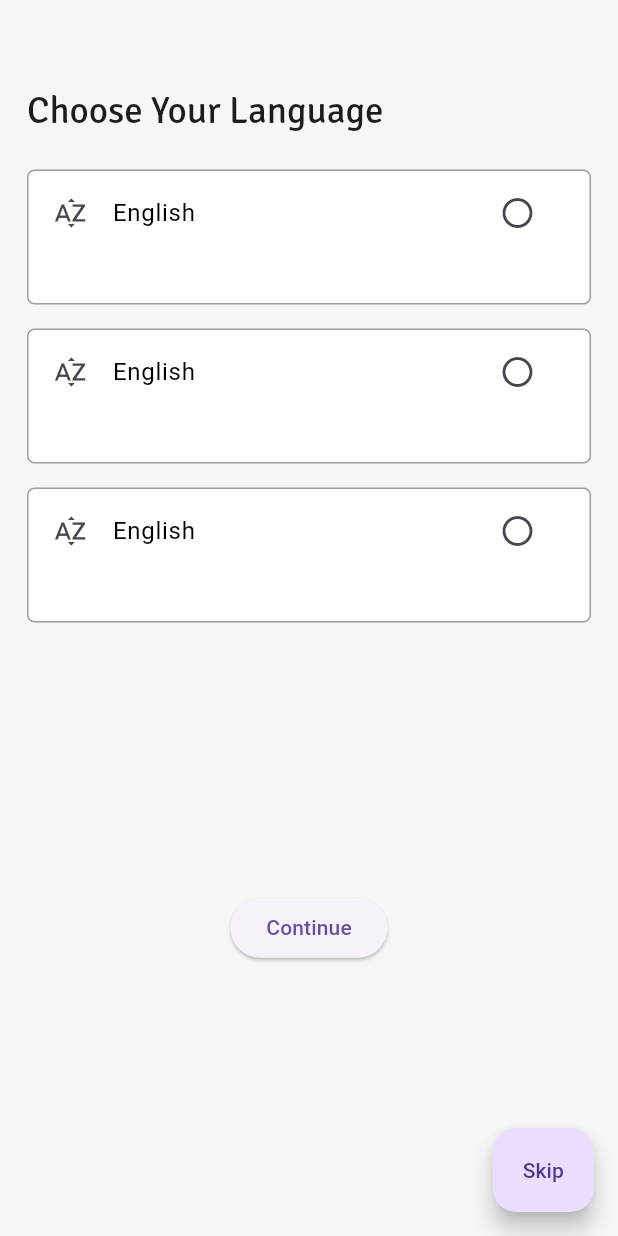
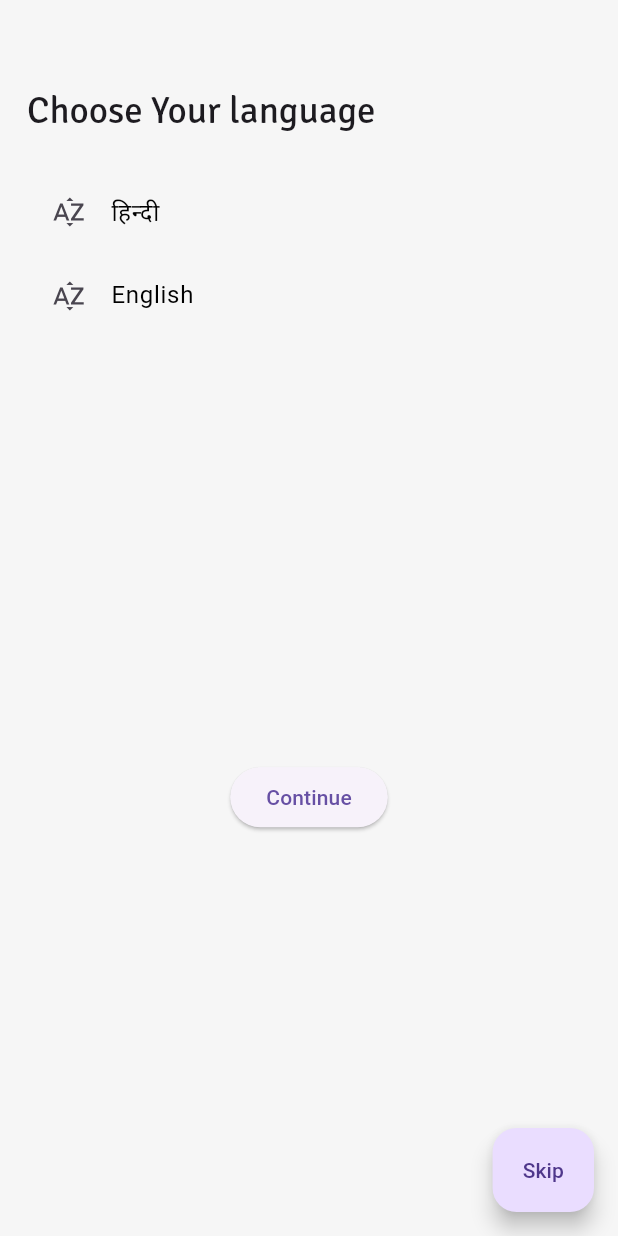
Before and after one commit to EazyPizy/eazypizy_Eazyman, a Flutter app: the screen it shows after launch, on a phone screen of 412 x 824 dp. Run offline on Flutter 3.47's test engine with Material 2 defaults, Android fonts, the light colour scheme and no system bars; our stand-ins replace cached_network_image, carousel_slider, cloud_firestore, firebase_auth, firebase_core, flutter_rating_bar and 9 more; accounts and stored records are empty.

Commit message:
scnd Push

```diff
--- a/lib/Modules/ChooseLanguage/Components/language_selection_tile.dart
+++ b/lib/Modules/ChooseLanguage/Components/language_selection_tile.dart
@@ -1,8 +1,9 @@
 import 'package:flutter/material.dart';
 
 class LanguageSelectionTile extends StatefulWidget {
-  const LanguageSelectionTile({super.key});
+  LanguageSelectionTile({required this.lang, super.key});
 
+  String lang;
 
   @override
   State<LanguageSelectionTile> createState() => _LanguageSelectionTileState();
@@ -14,11 +15,19 @@ class _LanguageSelectionTileState extends State<LanguageSelectionTile> {
   @override
   Widget build(BuildContext context) {
     return Container(
+      decoration: BoxDecoration(
+          color: Colors.white,
+          border: Border.all(color: isSelected ? Colors.blue : Colors.grey),
+          borderRadius: BorderRadius.circular(5)
+          //shape: BoxShape.circle,
+          ),
+      height: 90,
+      width: double.infinity,
       child: ListTile(
         leading: const Icon(Icons.sort_by_alpha),
-        title: const Text(
-          "English",
-          style: TextStyle(color: Colors.black),
+        title: Text(
+          widget.lang,
+          style: const TextStyle(color: Colors.black),
         ),
         trailing: IconButton(
           icon: const Icon(Icons.radio_button_unchecked),
@@ -35,14 +44,6 @@ class _LanguageSelectionTileState extends State<LanguageSelectionTile> {
           },
         ),
       ),
-      decoration: BoxDecoration(
-          color: Colors.white,
-          border: Border.all(color: isSelected ? Colors.blue : Colors.grey),
-          borderRadius: BorderRadius.circular(5)
-          //shape: BoxShape.circle,
-          ),
-      height: 90,
-      width: double.infinity,
     );
   }
 }
--- a/lib/Modules/ChooseLanguage/view_ChooseLanguage.dart
+++ b/lib/Modules/ChooseLanguage/view_ChooseLanguage.dart
@@ -30,17 +30,33 @@ class _ChooseLanguageScreenState extends State<ChooseLanguageScreen> {
             children: [
               const SizedBox(height: 40),
               Text(
-                "Choose Your Language",
+                "msg".tr,
                 textScaleFactor: 1.2,
                 style: Get.textTheme.titleLarge,
                 textDirection: TextDirection.ltr,
               ),
               const SizedBox(height: 24),
-              const LanguageSelectionTile(),
+              ListTile(
+                onTap: () {
+                  Get.updateLocale(const Locale('hi',' '));
+                },
+                leading: const Icon(Icons.sort_by_alpha),
+                title: Text(
+                  'language1'.tr,
+                  style: const TextStyle(color: Colors.black),
+                ),
+              ),
+              ListTile(
+                onTap: () {
+                  Get.updateLocale(const Locale('en', 'US'));
+                },
+                leading: const Icon(Icons.sort_by_alpha),
+                title: Text(
+                  'language2'.tr,
+                  style: TextStyle(color: Colors.black),
+                ),
+              ),
               const SizedBox(height: 16),
-              const LanguageSelectionTile(),
-              const SizedBox(height: 16),
-              const LanguageSelectionTile(),
               const SizedBox(height: 16),
               Expanded(
                 child: Center(
@@ -49,7 +65,7 @@ class _ChooseLanguageScreenState extends State<ChooseLanguageScreen> {
                       Navigator.of(context).push(MaterialPageRoute(
                           builder: (context) => const OnBoardingScreens()));
                     },
-                    child: const Text("Continue"),
+                    child:  Text("Continue".tr),
                   ),
                 ),
               ),
--- a/lib/Modules/SignUp_OR_SignIn/View_EnterMobileNumber.dart
+++ b/lib/Modules/SignUp_OR_SignIn/View_EnterMobileNumber.dart
@@ -39,7 +39,7 @@ class _InputMobileNumberScreenState extends State<InputMobileNumberScreen> {
                 ),
               ),
               Text(
-                "Enter Your Mobile Number",
+                "Enter Your Mobile Number".tr,
                 style: Get.textTheme.titleLarge,
                 textScaleFactor: 1.5,
               ),
--- a/lib/Modules/onBoarding_Screen/View_OnBoarding_Screens.dart
+++ b/lib/Modules/onBoarding_Screen/View_OnBoarding_Screens.dart
@@ -1,4 +1,5 @@
 import 'package:flutter/material.dart';
+import 'package:get/get.dart';
 import 'package:smooth_page_indicator/smooth_page_indicator.dart';
 
 import '../SignUp_OR_SignIn/View_EnterMobileNumber.dart';
@@ -80,14 +81,14 @@ class _OnBoardingScreensState extends State<OnBoardingScreens> {
                   Navigator.of(context).push(MaterialPageRoute(
                       builder: (context) => const InputMobileNumberScreen()));
                 },
-                child: const Text("Get Started"),
+                child:  Text("Get Started".tr),
               ) : ElevatedButton(
                 onPressed: () {
                   controller.nextPage(
                       duration: const Duration(milliseconds: 500),
                       curve: Curves.easeIn);
                 },
-                child: const Text("Next"),
+                child:  Text("Next".tr),
               ),
             ),
           ),
--- /dev/null
+++ b/lib/core/language.dart
@@ -0,0 +1,34 @@
+import 'package:cloud_firestore/cloud_firestore.dart';
+import 'package:get/get.dart';
+
+class Language extends Translations {
+  @override
+  // TODO: implement keys
+  Map<String, Map<String, String>> get keys => {
+        'en_US': {
+          'msg': 'Choose Your language',
+          'language1': 'हिन्दी',
+          'language2': 'English',
+          'Continue':'Continue',
+          'Next': 'Next',
+          'Enter Your Mobile Number':'Enter Your Mobile Number',
+          'Get Started':'Get Started',
+          'Home':'Home',
+          'Category':'Category',
+          'Help':'Help'
+        },
+
+        'hi_': {
+          'msg': 'अपनी भाषा चुनें',
+          'language1': 'Hindi',
+          'language2': 'अंग्रेज़ी',
+          'Continue':'जारी रखें',
+          'Next':'अगला',
+          'Enter Your Mobile Number': 'अपना मोबाइल नंबर दर्ज करें',
+          'Get Started':'शुरू करो',
+          'Home':'होम',
+          'Category':'कैटेगरी',
+          'Help':'सहायता',
+        }
+      };
+}
--- a/lib/main.dart
+++ b/lib/main.dart
@@ -1,3 +1,4 @@
+import 'package:eazypizy_eazyman/core/language.dart';
 import 'package:eazypizy_eazyman/theme/app_colors.dart';
 import 'package:eazypizy_eazyman/theme/theme.dart';
 import 'package:flutter/material.dart';
@@ -7,9 +8,7 @@ import 'package:get/get_navigation/src/root/get_material_app.dart';
 import 'Modules/ChooseLanguage/view_ChooseLanguage.dart';
 import 'core/pages.dart';
 import 'package:firebase_core/firebase_core.dart';
-import 'package:flutter/material.dart';
 import 'package:flutter/services.dart';
-import 'package:flutter_screenutil/flutter_screenutil.dart';
 import 'package:get/get.dart';
 
 import 'core/services/category_services.dart';
@@ -43,6 +42,9 @@ class MyApp extends StatelessWidget {
       builder: (context, child) => GetMaterialApp(
       //  title: 'Flutter Demo',
         theme: theme,
+        locale: const Locale('en','US'),
+        translations: Language(),
+        fallbackLocale: const Locale('en','US'),
         home: ChooseLanguageScreen(),
         getPages: pages,
       ),
```
